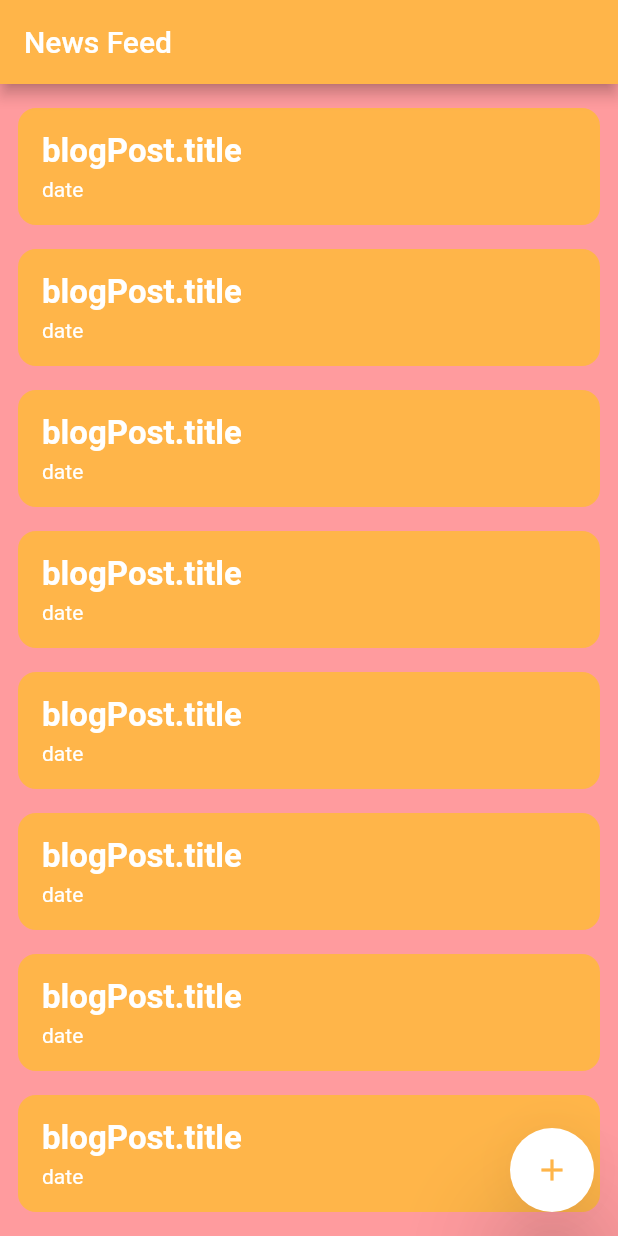
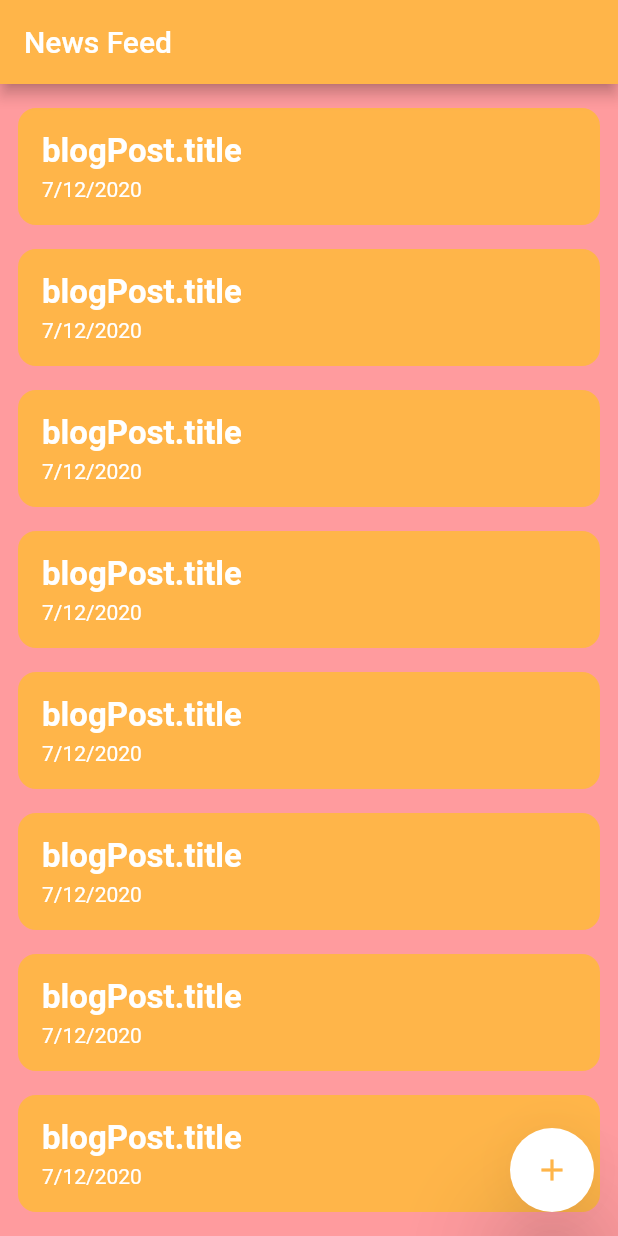
Before and after one commit to kosbaship/rxdart_and_more, a Flutter app: the screen it shows after launch, on a phone screen of 412 x 824 dp. Run offline on Flutter 3.47's test engine with Material 2 defaults, Android fonts, the phone set to English and light mode, and no system bars.

Commit message:
Format/Save Current Date

```diff
--- a/lib/screens/home/home_screen.dart
+++ b/lib/screens/home/home_screen.dart
@@ -4,9 +4,9 @@ import 'package:flutter/material.dart';
 
 class HomeScreen extends StatelessWidget {
   // // this how we display our date
-  // String formatDate(DateTime date) {
-  //   return '${date.day}/${date.month}/${date.year}';
-  // }
+  String formatDate(DateTime date) {
+    return '${date.day}/${date.month}/${date.year}';
+  }
 
   @override
   Widget build(BuildContext context) {
@@ -56,8 +56,7 @@ class HomeScreen extends StatelessWidget {
                         SizedBox(height: 4),
                         // ====================== List Item Date
                         Text(
-                          // formatDate(DateTime.now()),
-                          'date',
+                          formatDate(DateTime.now()),
                           style: TextStyle(color: Colors.white),
                         ),
                       ],
```
